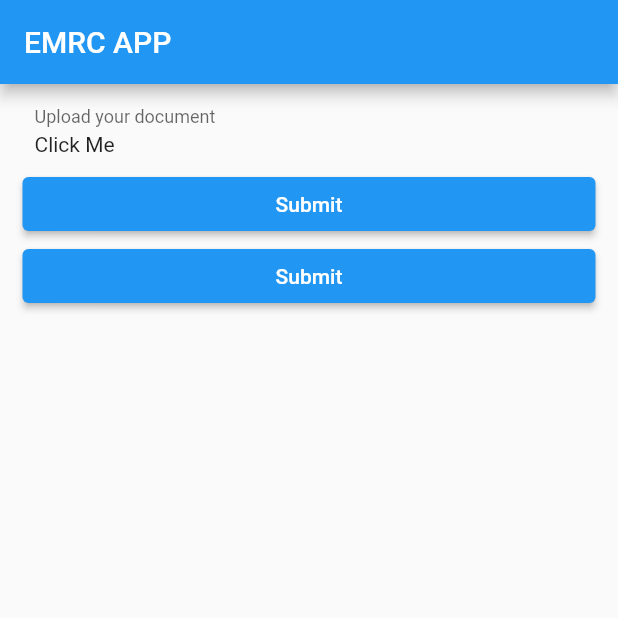
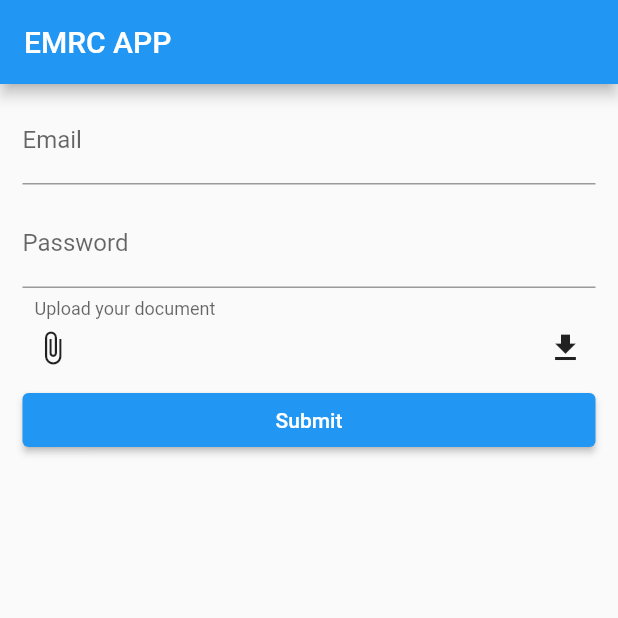
Before and after one commit to alizoort/form_builder, a Flutter app: the screen it shows after launch, on a phone screen of 412 x 824 dp, the top half of it. Run offline on Flutter 3.47's test engine with Material 2 defaults, Android fonts, the phone set to English and light mode, and no system bars; drawn by our look-alikes of flutter_form_builder; our stand-ins replace file_picker, form_builder_validators, open_file, permission_handler; missing offline and left inert: dart:html.

```diff
--- a/lib/emrc_form.dart
+++ b/lib/emrc_form.dart
@@ -1,12 +1,8 @@
 import 'package:flutter/cupertino.dart';
 import 'package:flutter/material.dart';
 import 'package:flutter_form_builder/flutter_form_builder.dart';
+import 'package:form_builder_validators/form_builder_validators.dart';
 import 'package:modee_emrc_app/emrc_upload_component.dart';
-import 'package:modee_emrc_app/shared/doc_viewer/stub_doc_viewer.dart'
-if(dart.library.io) 'package:modee_emrc_app/shared/doc_viewer/android_doc_viewer.dart'
-if(dart.library.html) 'package:modee_emrc_app/shared/doc_viewer/web_doc_viewer.dart';
-import 'package:modee_emrc_app/shared/providers/boot_provider.dart';
-import 'package:provider/provider.dart';
 
 class EMRCFORM extends StatefulWidget {
   const EMRCFORM({super.key});
@@ -20,8 +16,6 @@ class _EMRCFORMState extends State<EMRCFORM> {
   bool readOnly = false;
   bool showSegmentedControl = true;
   final _formKey = GlobalKey<FormBuilderState>();
-  bool _ageHasError = false;
-  bool _genderHasError = false;
   var genderOptions = ['Male','Female','Other'];
   void _onChanged(dynamic val) => debugPrint(val.toString());
   @override
@@ -39,20 +33,30 @@ class _EMRCFORMState extends State<EMRCFORM> {
       skipDisabled: true,
       child: ListView(
         children: <Widget>[
+          FormBuilderTextField(
+
+            name: 'email',
+            decoration: const InputDecoration(labelText: 'Email'),
+            validator: FormBuilderValidators.compose([
+              FormBuilderValidators.required(),
+              FormBuilderValidators.email(),
+            ]),
+          ),
+          const SizedBox(height: 10),
+          FormBuilderTextField(
+            name: 'password',
+            decoration: const InputDecoration(labelText: 'Password'),
+            obscureText: true,
+            validator: FormBuilderValidators.compose([
+              FormBuilderValidators.required(),
+            ]),
+          ),
           UploadComponent(),
           ElevatedButton(
             onPressed: () {
               _formKey.currentState?.validate();
             },
             child: Text("Submit")
-          ),
-          ElevatedButton(
-              onPressed: () {
-                if(Provider.of<BootProvider>(context,listen:false).selectedDocumentName.isNotEmpty){
-                  DocViewer().getFile(context);
-                }
-              },
-              child: Text("Submit")
           )
         ]
       )
--- a/lib/emrc_upload_component.dart
+++ b/lib/emrc_upload_component.dart
@@ -2,18 +2,22 @@ import 'package:file_picker/file_picker.dart';
 import 'package:flutter/material.dart';
 import 'package:flutter_form_builder/flutter_form_builder.dart';
 import 'package:form_builder_validators/form_builder_validators.dart';
-import 'package:modee_emrc_app/shared/providers/boot_provider.dart';
 import 'package:modee_emrc_app/shared/utility_service/stub_platform_utility_service.dart'
 if (dart.library.io) 'package:modee_emrc_app/shared/utility_service/android_platform_utility_service.dart'
 if (dart.library.html) 'package:modee_emrc_app/shared/utility_service/web_platform_utility_service.dart';
-import 'package:provider/provider.dart';
+import 'package:modee_emrc_app/shared/doc_viewer/stub_doc_viewer.dart'
+if(dart.library.io) 'package:modee_emrc_app/shared/doc_viewer/android_doc_viewer.dart'
+if(dart.library.html) 'package:modee_emrc_app/shared/doc_viewer/web_doc_viewer.dart';
 class UploadComponent extends StatefulWidget {
+   UploadComponent({super.key});
+
 
   @override
   State<UploadComponent> createState() => _UploadComponentState();
 }
 
 class _UploadComponentState extends State<UploadComponent> {
+  dynamic selectedDocument;
   @override
   Widget build(BuildContext context) {
     return FormBuilderField(
@@ -25,7 +29,7 @@ class _UploadComponentState extends State<UploadComponent> {
         return InputDecorator(
           decoration: InputDecoration(
             labelText:"Upload your document",
-            contentPadding: EdgeInsets.all(8.0),
+            contentPadding: const EdgeInsets.all(8.0),
             border: InputBorder.none,
             errorText: field.errorText
           ),
@@ -34,13 +38,33 @@ class _UploadComponentState extends State<UploadComponent> {
               FilePickerResult? result = await FilePicker.platform.pickFiles(allowMultiple: true,withData:true,withReadStream: true);
               if (result != null) {
               await   PlatformUtilityService().downloadFile(result.files.first);
-               Provider.of<BootProvider>(context,listen:false).selectedDocumentName = result.files.first.name;
+              setState((){
+                selectedDocument = result.files.first;
+              });
               } else {
                 // User canceled the picker
               }
             },
             child: Container(
-              child: Text("Click Me")
+              child: Row(
+                mainAxisAlignment: MainAxisAlignment.spaceBetween,
+                children: [
+                  Expanded(
+                    child: Row (children: [
+                      const Icon(Icons.attach_file),
+                      Expanded (
+                        child: Padding (
+                          padding: const EdgeInsets.all(8.0),
+                          child: Text(selectedDocument!=null ? selectedDocument.name : ""),
+                        ),
+                      )
+                    ]),
+                  ),
+                  GestureDetector(onTap:(){
+                    DocViewer().openFile(selectedDocument);
+                  },child: const Icon(Icons.download))
+                ]
+              )
             ),
           )
         );
--- a/lib/shared/doc_viewer/base_doc_viewer.dart
+++ b/lib/shared/doc_viewer/base_doc_viewer.dart
@@ -1,5 +1,3 @@
-import 'package:flutter/material.dart';
-
 abstract class BaseDocViewer {
-  Future<String> getFile(BuildContext context);
+  Future<String> openFile(dynamic file);
 }
--- a/lib/shared/doc_viewer/stub_doc_viewer.dart
+++ b/lib/shared/doc_viewer/stub_doc_viewer.dart
@@ -1,9 +1,8 @@
-import 'package:flutter/material.dart';
 import 'package:modee_emrc_app/shared/doc_viewer/base_doc_viewer.dart';
 
 class DocViewer extends BaseDocViewer {
   @override
-  Future<String> getFile(BuildContext  context) {
+  Future<String> openFile(dynamic file) {
     throw Exception("Stub implementation");
   }
 
--- a/lib/shared/doc_viewer/web_doc_viewer.dart
+++ b/lib/shared/doc_viewer/web_doc_viewer.dart
@@ -1,10 +1,8 @@
-import 'package:flutter/material.dart';
-
 import 'base_doc_viewer.dart';
 
 class DocViewer extends BaseDocViewer {
   @override
-  Future<String> getFile(BuildContext context) async{
+  Future<String> openFile(dynamic file) async{
     print("INSIDE WEB ");
     return "web";
   }
```
Also changed, not shown: lib/shared/doc_viewer/android_doc_viewer.dart (+3 -13 lines).
